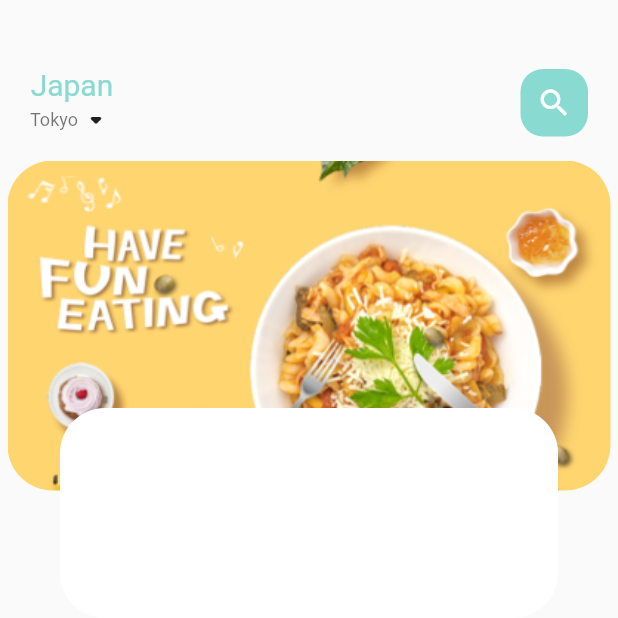
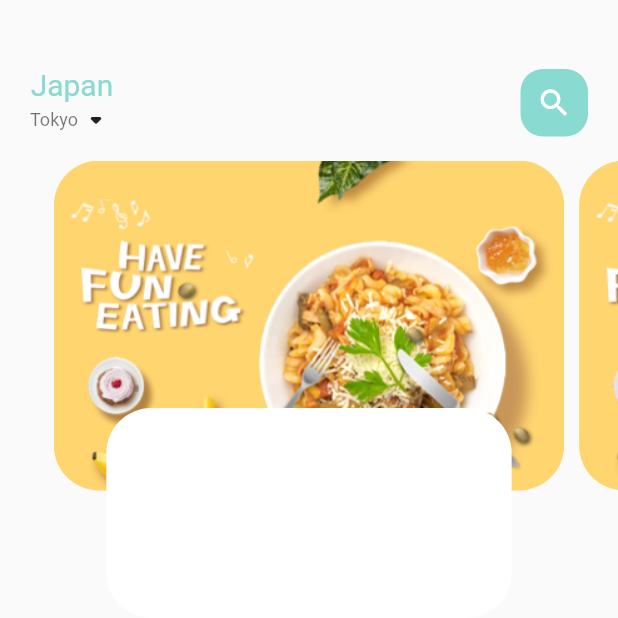
Before and after one commit to sEmoto0808/Flutter-EC-app, a Flutter app: the screen it shows after launch, on a phone screen of 412 x 824 dp, the top half of it. Run offline on Flutter 3.47's test engine with Material 2 defaults, Android fonts, the phone set to English and light mode, and no system bars.

Commit message:
PageViewにコントローラを設定してカルーセルの次のページが見切れるようにする

```diff
--- a/src/lib/widgets/home/food_carousel.dart
+++ b/src/lib/widgets/home/food_carousel.dart
@@ -1,5 +1,4 @@
 import 'package:flutter/material.dart';
-import 'package:sample/utils/colors.dart';
 
 class FoodCarousel extends StatefulWidget {
   const FoodCarousel({Key? key}) : super(key: key);
@@ -9,11 +8,16 @@ class FoodCarousel extends StatefulWidget {
 }
 
 class _FoodCarouselState extends State<FoodCarousel> {
+
+  /// [PageView]のコントローラ
+  final _pageController = PageController(viewportFraction: 0.85);
+
   @override
   Widget build(BuildContext context) {
     return Container(
       height: 320,
       child: PageView.builder(
+        controller: _pageController,
         itemCount: 5,
         itemBuilder: (context, position) {
           return _buildPageItem(position);
```
